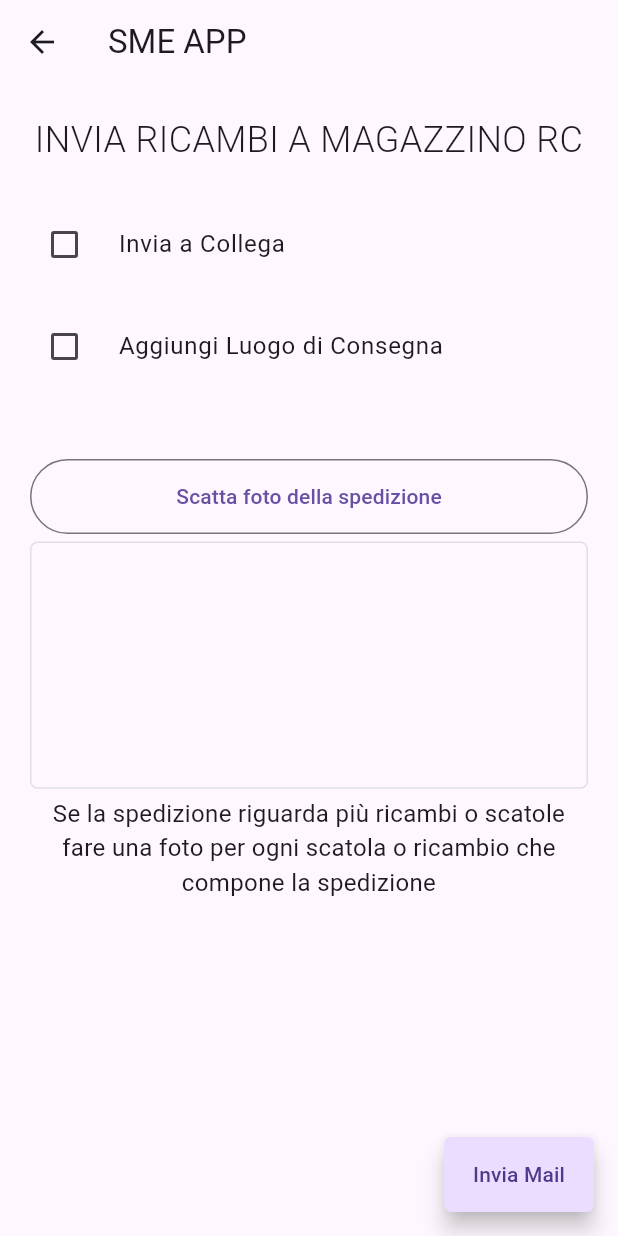
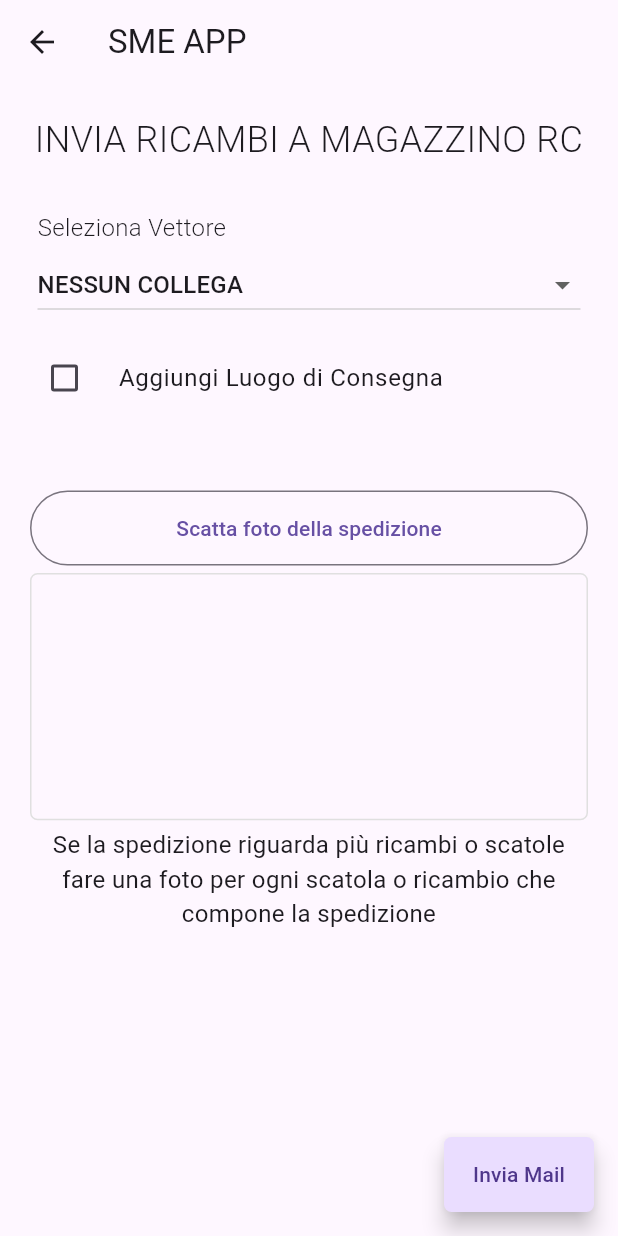
Before and after one commit to GabryLinux/GestoreRicambi, a Flutter app: the InviaRicambiMagazzinoRC screen opened directly, on a phone screen of 412 x 824 dp. Run offline on Flutter 3.47's test engine with Material 3 defaults, Android fonts, the phone set to English and light mode, and no system bars; our stand-ins replace cloud_firestore, firebase_core, image_picker, shared_preferences; missing offline and left inert: flutter_email_sender, simple_barcode_scanner; accounts and stored records are empty.

Commit message:
FEATURE: Risolto il problema di inviaRicambiMagazzinoRC per cui se Invii la mail senza specificare collega, crasha.

```diff
--- a/lib/widgets/InviaRicambiMagazzinoRC/InviaRicambiMagazzinoRC.dart
+++ b/lib/widgets/InviaRicambiMagazzinoRC/InviaRicambiMagazzinoRC.dart
@@ -19,6 +19,10 @@ class InviaRicambiMagazzinoRC extends StatefulWidget {
 
   List<String> FotoPath = <String>[];
   PuntoVendita? selectedPuntoVendita;
+  InserisciCollega vettoreWidget = InserisciCollega(
+    text: "Consegna a",
+    defaultValueSet: true,
+  );
   @override
   State<InviaRicambiMagazzinoRC> createState() =>
       _InviaRicambiMagazzinoRCState();
@@ -27,7 +31,7 @@ class InviaRicambiMagazzinoRC extends StatefulWidget {
 class _InviaRicambiMagazzinoRCState extends State<InviaRicambiMagazzinoRC> {
   List<String> parsedXML = []; //0: mailto, 1: subject, 2: body
   List<String> FotoPath = <String>[];
-  InserisciCollega vettoreWidget = InserisciCollega(text: "Consegna a");
+
   bool luogoCheck = false;
 
   @override
@@ -46,23 +50,23 @@ class _InviaRicambiMagazzinoRCState extends State<InviaRicambiMagazzinoRC> {
                     style: TextStyle(fontSize: 24, fontWeight: FontWeight.w300),
                     textAlign: TextAlign.center,
                   ),
-                  Padding(padding: EdgeInsets.symmetric(vertical: 10)),
+                  Padding(padding: EdgeInsets.symmetric(vertical: 15)),
                 ],
               ),
-              CheckboxListTile(
-                  controlAffinity: ListTileControlAffinity.leading,
-                  contentPadding:
-                      EdgeInsets.symmetric(horizontal: 3, vertical: 5),
-                  title: Text(
-                    "Invia a Collega",
+              Column(
+                crossAxisAlignment: CrossAxisAlignment.start,
+                children: [
+                  Container(
+                    margin: EdgeInsets.only(left: 5),
+                    child: Text(
+                      "Seleziona Vettore",
+                      style:
+                          TextStyle(fontSize: 16, fontWeight: FontWeight.w300),
+                    ),
                   ),
-                  value: widget.vettoreCheck,
-                  onChanged: ((value) {
-                    setState(() {
-                      widget.vettoreCheck = value!;
-                    });
-                  })),
-              Visibility(visible: widget.vettoreCheck, child: vettoreWidget),
+                  widget.vettoreWidget,
+                ],
+              ),
               CheckboxListTile(
                 controlAffinity: ListTileControlAffinity.leading,
                 contentPadding:
@@ -98,7 +102,7 @@ class _InviaRicambiMagazzinoRCState extends State<InviaRicambiMagazzinoRC> {
               var dati = context.read<DatiInviaRicambiAMagazzinoRCProvider>();
               context
                   .read<DatiInviaRicambiAMagazzinoRCProvider>()
-                  .updateConsegnaCollega(vettoreWidget.getCollega!);
+                  .updateConsegnaCollega(widget.vettoreWidget.getCollega!);
               dati.addFotoRicambi(widget.FotoPath);
               if (luogoCheck) {
                 Navigator.of(context).push(MaterialPageRoute(
```
